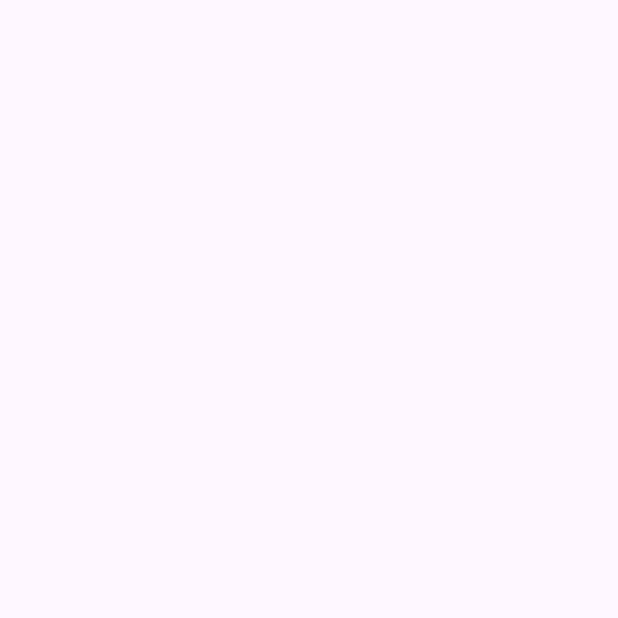
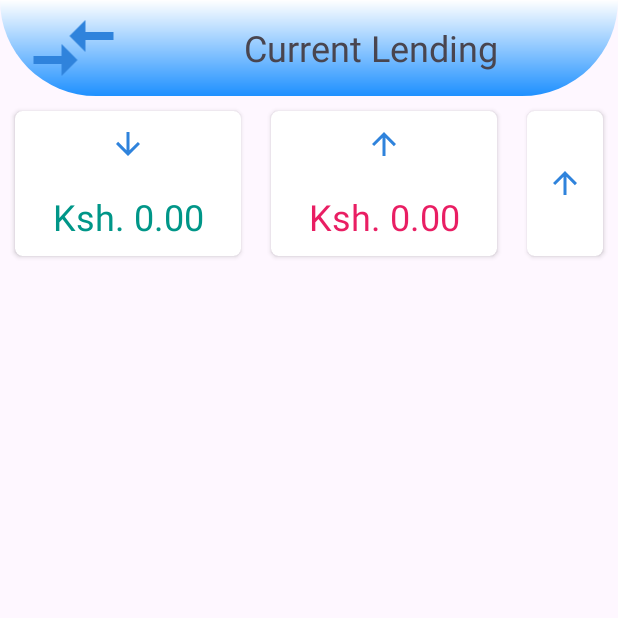
Before and after one commit to danielkirwa/FG2030, an Android app: the Lending screen opened directly, with no data from a screen before it, on a phone screen of 412 x 824 dp, the top half of it. Before the commit the part shown is empty. Run offline under Robolectric (Android 15) with nearby library versions, the phone set to English and light mode, and no system bars; 2 statements that could not run were skipped.

Commit message:
Lending created

```diff
--- a/app/src/main/AndroidManifest.xml
+++ b/app/src/main/AndroidManifest.xml
@@ -15,6 +15,9 @@
         android:supportsRtl="true"
         android:theme="@style/Theme.MyApplication"
         tools:targetApi="31">
+        <activity
+            android:name=".Beneficiary"
+            android:exported="false" />
         <activity
             android:name=".InternalTransaction"
             android:exported="false" />
--- a/app/src/main/res/layout/activity_lending.xml
+++ b/app/src/main/res/layout/activity_lending.xml
@@ -1,9 +1,139 @@
 <?xml version="1.0" encoding="utf-8"?>
-<androidx.constraintlayout.widget.ConstraintLayout xmlns:android="http://schemas.android.com/apk/res/android"
+<LinearLayout xmlns:android="http://schemas.android.com/apk/res/android"
     xmlns:app="http://schemas.android.com/apk/res-auto"
     xmlns:tools="http://schemas.android.com/tools"
     android:layout_width="match_parent"
+    android:orientation="vertical"
     android:layout_height="match_parent"
     tools:context=".Lending">
+    <androidx.appcompat.widget.Toolbar
+        android:layout_width="match_parent"
+        android:layout_height="?attr/actionBarSize"
+        android:id="@+id/toolbar"
+        app:popupTheme="@style/ThemeOverlay.AppCompat.Light"
+        android:elevation="4dp"
+        android:background="@drawable/toolbar_header">
+        <LinearLayout
+            android:layout_width="match_parent"
+            android:layout_height="match_parent"
+            android:weightSum="6"
+            android:orientation="horizontal">
+            <ImageView
+                android:layout_width="0dp"
+                android:layout_weight="1"
+                android:src="@drawable/transaction_24"
+                android:layout_height="match_parent"
+                android:contentDescription="@string/transaction" />
+            <TextView
+                android:layout_width="0dp"
+                android:layout_weight="5"
+                android:layout_height="match_parent"
+                android:gravity="center"
+                android:textSize="24sp"
+                android:text="Current Lending"/>
+        </LinearLayout>
+    </androidx.appcompat.widget.Toolbar>
 
-</androidx.constraintlayout.widget.ConstraintLayout>
+    <LinearLayout
+        android:layout_width="match_parent"
+        android:layout_height="wrap_content"
+        android:orientation="horizontal">
+
+        <androidx.cardview.widget.CardView
+            android:id="@+id/make_borrow"
+            android:layout_width="0dp"
+            android:layout_height="match_parent"
+            app:cardCornerRadius="5dp"
+            android:layout_margin="10dp"
+            android:layout_weight="3">
+            <LinearLayout
+                android:layout_width="match_parent"
+                android:layout_height="wrap_content"
+                android:orientation="vertical">
+                <ImageView
+                    android:layout_width="match_parent"
+                    android:layout_height="wrap_content"
+                    android:layout_margin="10dp"
+                    android:layout_weight="1"
+                    android:contentDescription="@string/icon_illustration"
+                    android:layout_gravity="center"
+                    android:src="@drawable/inarrow_24" />
+                <TextView
+                    android:id="@+id/lb_total_amount_borrow"
+                    android:layout_width="match_parent"
+                    android:layout_height="wrap_content"
+                    android:layout_weight="1"
+                    android:textSize="24sp"
+                    android:layout_margin="10dp"
+                    android:text="@string/defaultksh"
+                    android:gravity="center"
+                    android:textColor="@color/green"
+                    android:layout_gravity="center"
+                    />
+            </LinearLayout>
+        </androidx.cardview.widget.CardView>
+        <androidx.cardview.widget.CardView
+            android:id="@+id/make_lending"
+            android:layout_width="0dp"
+            android:layout_height="match_parent"
+            app:cardCornerRadius="5dp"
+            android:layout_margin="10dp"
+            android:layout_weight="3">
+            <LinearLayout
+                android:layout_width="match_parent"
+                android:layout_height="wrap_content"
+                android:orientation="vertical">
+                <ImageView
+                    android:layout_width="match_parent"
+                    android:layout_height="wrap_content"
+                    android:layout_margin="10dp"
+                    android:layout_weight="1"
+                    android:contentDescription="@string/icon_illustration"
+                    android:layout_gravity="center"
+                    android:src="@drawable/outarrow_24" />
+
+                <TextView
+                    android:id="@+id/lb_total_amount_lending"
+                    android:layout_width="match_parent"
+                    android:layout_height="wrap_content"
+                    android:layout_gravity="center"
+                    android:layout_margin="10dp"
+                    android:layout_weight="1"
+                    android:gravity="center"
+                    android:textColor="#E91E63"
+                    android:text="@string/defaultksh"
+                    android:textSize="24sp" />
+            </LinearLayout>
+
+        </androidx.cardview.widget.CardView>
+
+        <!-- button to call add category-->
+        <androidx.cardview.widget.CardView
+            android:id="@+id/btn_open_beneficiary"
+            android:layout_width="0dp"
+            android:layout_height="match_parent"
+            app:cardCornerRadius="5dp"
+            android:layout_margin="10dp"
+            android:layout_weight="1">
+            <LinearLayout
+                android:layout_width="match_parent"
+                android:layout_height="wrap_content"
+                android:layout_gravity="center"
+                android:orientation="vertical">
+
+                <ImageView
+                    android:layout_width="match_parent"
+                    android:layout_height="wrap_content"
+                    android:layout_gravity="center"
+                    android:layout_margin="10dp"
+                    android:layout_weight="1"
+                    android:contentDescription="@string/icon_illustration"
+                    android:src="@drawable/outarrow_24" />
+
+            </LinearLayout>
+
+        </androidx.cardview.widget.CardView>
+
+    </LinearLayout>
+
+</LinearLayout>
```
Also changed, not shown: app/src/main/java/com/example/myapplication/Beneficiary.java (added, +30 -0 lines), app/src/main/java/com/example/myapplication/Lending.java (+15 -1 lines), app/src/main/res/layout/activity_beneficiary.xml (added, +138 -0 lines).
